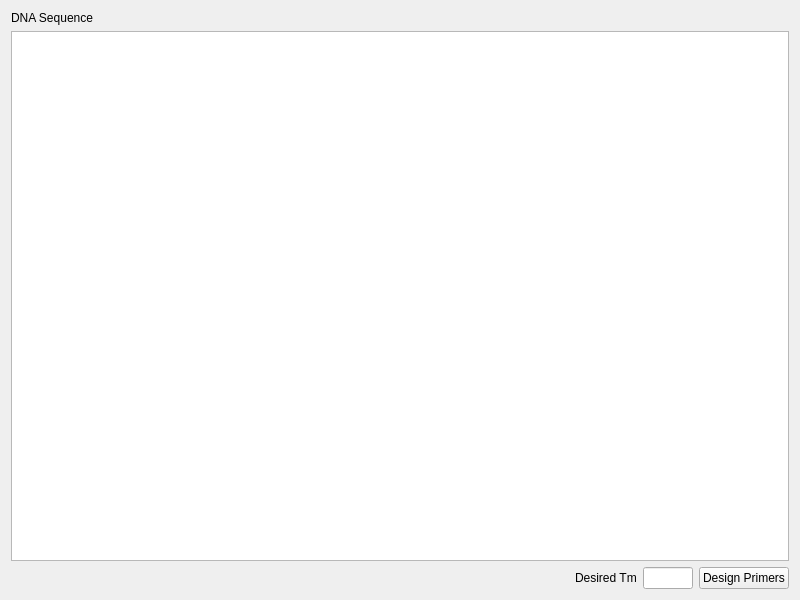
First picture: the form in cbr/primer/visual/PrimerDesign.ui, repository TUM-CBR/pymol-plugins, before the edit.
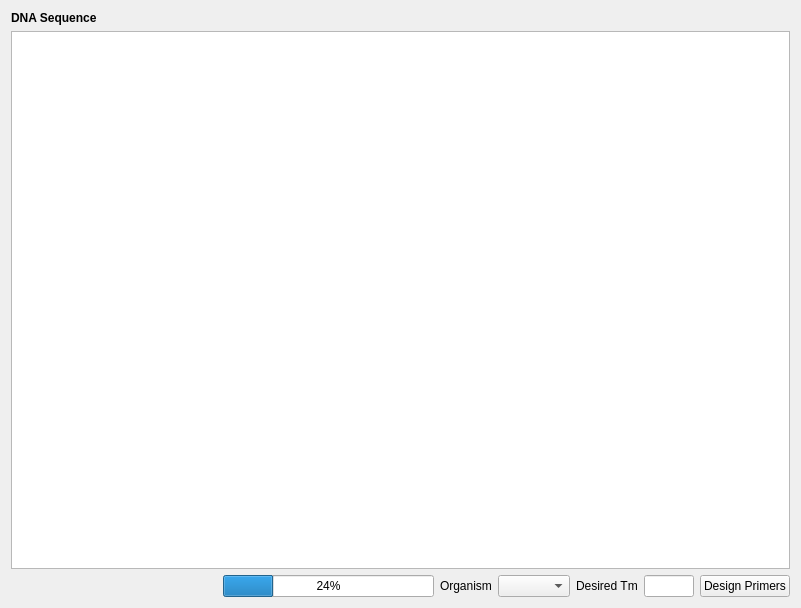
Second picture: the form after the edit.

Commit message: Tool to design primers for every codon over a particular region.

```diff
--- a/cbr/primer/visual/PrimerDesign.ui
+++ b/cbr/primer/visual/PrimerDesign.ui
@@ -6,8 +6,8 @@
    <rect>
     <x>0</x>
     <y>0</y>
-    <width>800</width>
-    <height>600</height>
+    <width>801</width>
+    <height>608</height>
    </rect>
   </property>
   <property name="windowTitle">
@@ -18,9 +18,15 @@
     <layout class="QVBoxLayout" name="verticalLayout">
      <item>
       <widget class="QLabel" name="label">
+       <property name="styleSheet">
+        <string notr="true">font: bold</string>
+       </property>
        <property name="text">
         <string>DNA Sequence</string>
        </property>
+       <property name="textFormat">
+        <enum>Qt::PlainText</enum>
+       </property>
       </widget>
      </item>
      <item>
@@ -43,6 +49,23 @@
        </property>
       </spacer>
      </item>
+     <item>
+      <widget class="QProgressBar" name="primerDesignProgress">
+       <property name="value">
+        <number>24</number>
+       </property>
+      </widget>
+     </item>
+     <item>
+      <widget class="QLabel" name="label_3">
+       <property name="text">
+        <string>Organism</string>
+       </property>
+      </widget>
+     </item>
+     <item>
+      <widget class="QComboBox" name="organismCombo"/>
+     </item>
      <item>
       <widget class="QLabel" name="label_2">
        <property name="text">
```
The commit also changes 15 other files.
